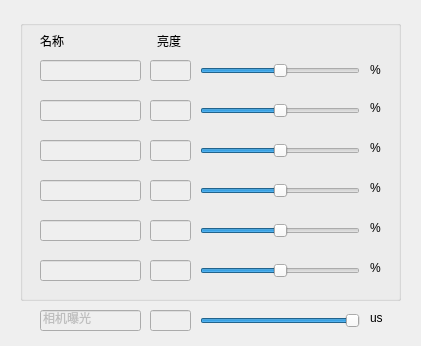
This is LightModule/LightWidget.ui in chuandongxu/AOI as Qt 5 draws it before an edit. The edited form follows.
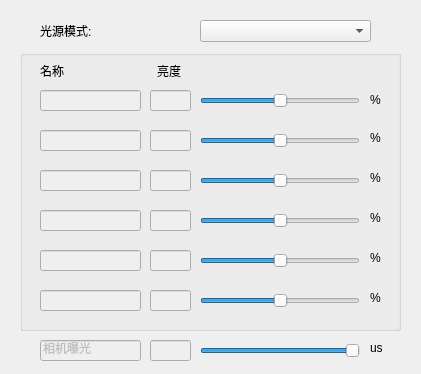
This is the edited form.

Diff of the .ui file:
```diff
--- a/LightModule/LightWidget.ui
+++ b/LightModule/LightWidget.ui
@@ -7,7 +7,7 @@
     <x>0</x>
     <y>0</y>
     <width>421</width>
-    <height>346</height>
+    <height>374</height>
    </rect>
   </property>
   <property name="windowTitle">
@@ -17,7 +17,7 @@
    <property name="geometry">
     <rect>
      <x>20</x>
-     <y>20</y>
+     <y>50</y>
      <width>381</width>
      <height>281</height>
     </rect>
@@ -422,7 +422,7 @@
    <property name="geometry">
     <rect>
      <x>370</x>
-     <y>310</y>
+     <y>340</y>
      <width>31</width>
      <height>16</height>
     </rect>
@@ -438,7 +438,7 @@
    <property name="geometry">
     <rect>
      <x>40</x>
-     <y>310</y>
+     <y>340</y>
      <width>101</width>
      <height>21</height>
     </rect>
@@ -451,7 +451,7 @@
    <property name="geometry">
     <rect>
      <x>200</x>
-     <y>310</y>
+     <y>340</y>
      <width>160</width>
      <height>22</height>
     </rect>
@@ -476,12 +476,35 @@
    <property name="geometry">
     <rect>
      <x>150</x>
-     <y>310</y>
+     <y>340</y>
      <width>41</width>
      <height>21</height>
     </rect>
    </property>
   </widget>
+  <widget class="QComboBox" name="comboBox_selectLightMode">
+   <property name="geometry">
+    <rect>
+     <x>200</x>
+     <y>20</y>
+     <width>171</width>
+     <height>22</height>
+    </rect>
+   </property>
+  </widget>
+  <widget class="QLabel" name="label_21">
+   <property name="geometry">
+    <rect>
+     <x>40</x>
+     <y>20</y>
+     <width>71</width>
+     <height>21</height>
+    </rect>
+   </property>
+   <property name="text">
+    <string>光源模式:</string>
+   </property>
+  </widget>
  </widget>
  <layoutdefault spacing="6" margin="11"/>
  <resources/>
```
